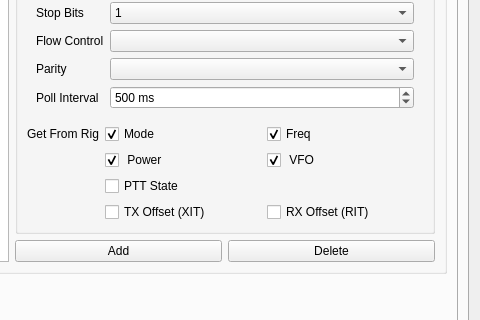
Before: the Qt Designer form ui/SettingsDialog.ui in k5mcd/QLog, drawn with Qt 5; both pictures show x 197 to 677 and y 388 to 708 of the 677 by 817 pixel window.
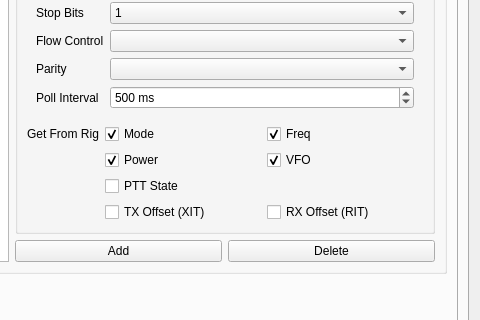
After: the same form once the commit is applied. The open tabs and pages were chosen to show the change. Icons and pictures are not drawn.

Commit message: Setting Dialog: Removed space

```diff
--- a/ui/SettingsDialog.ui
+++ b/ui/SettingsDialog.ui
@@ -864,7 +864,7 @@
                    <item>
                     <widget class="QCheckBox" name="rigGetPWRCheckBox">
                      <property name="text">
-                      <string> Power</string>
+                      <string>Power</string>
                      </property>
                      <property name="checked">
                       <bool>true</bool>
@@ -874,7 +874,7 @@
                    <item>
                     <widget class="QCheckBox" name="rigGetVFOCheckBox">
                      <property name="text">
-                      <string> VFO</string>
+                      <string>VFO</string>
                      </property>
                      <property name="checked">
                       <bool>true</bool>
```
